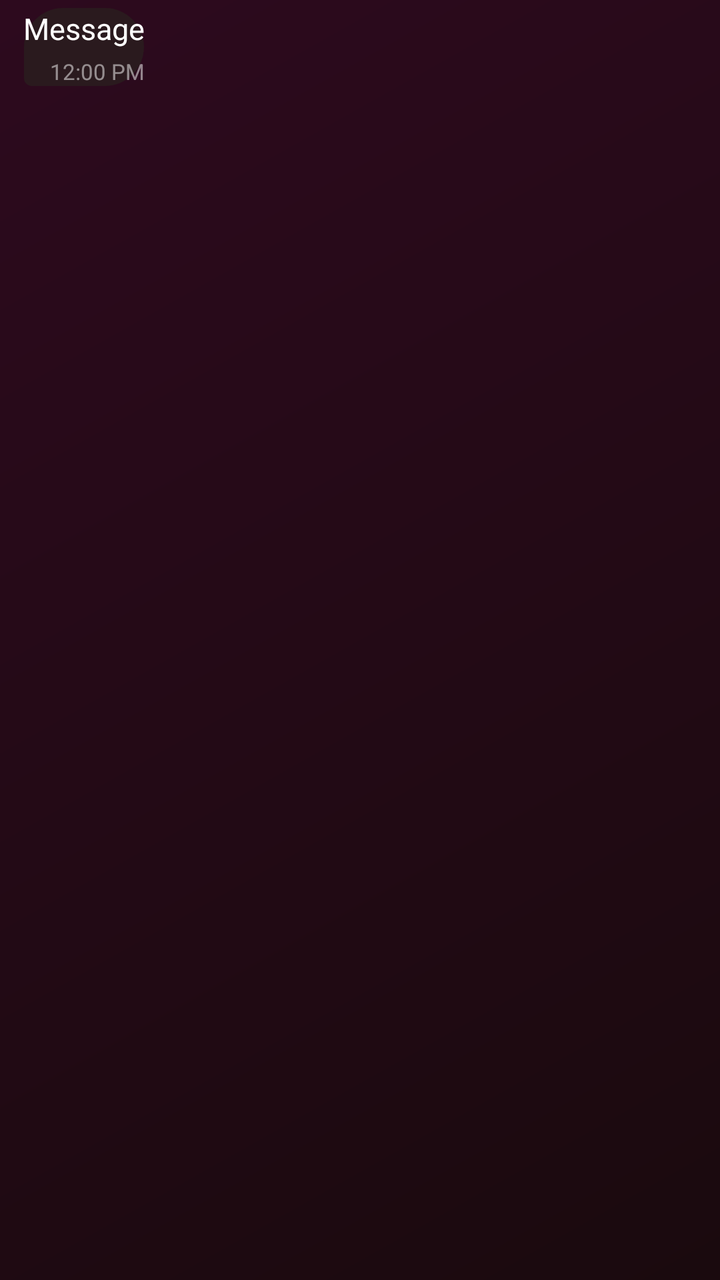
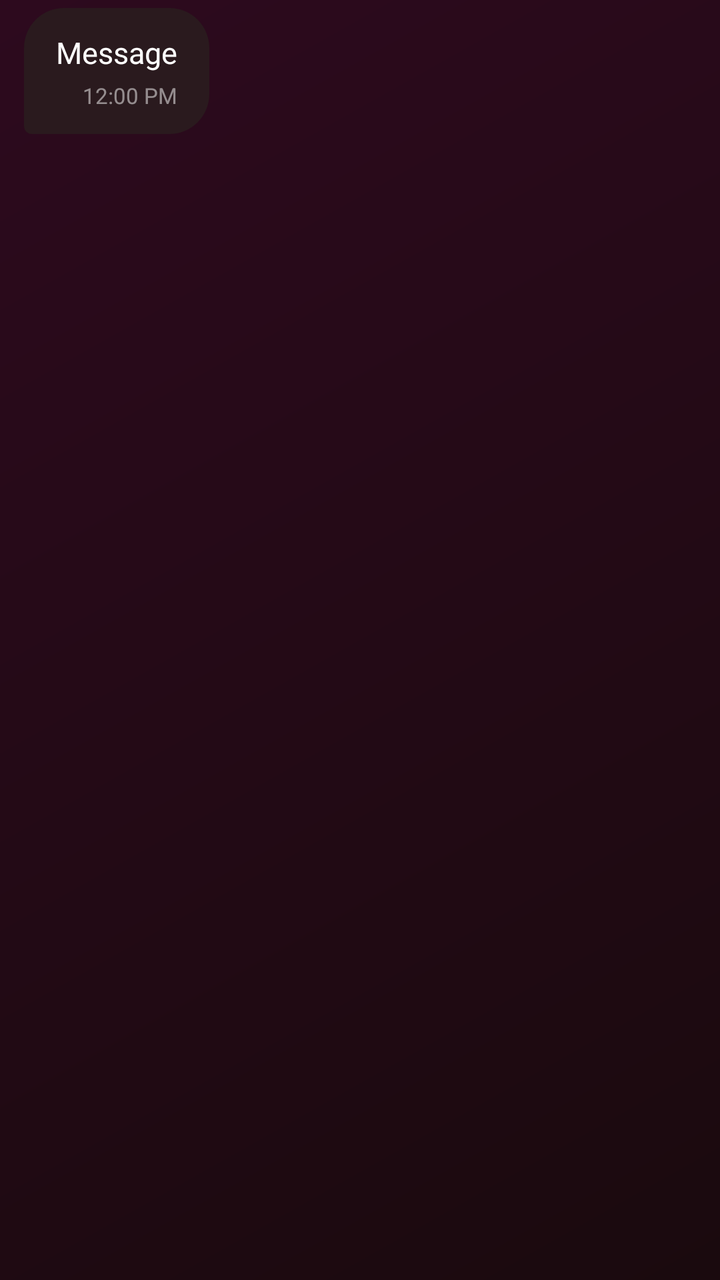

Before-and-after screenshots of an Android layout around one commit, followed by the original layout XML and the change that was made.
<!-- AndroidManifest.xml: application theme Theme.EBChat -->
<!-- res/layout/item_message_receiver.xml -->
<?xml version="1.0" encoding="utf-8"?>
<LinearLayout
    xmlns:android="http://schemas.android.com/apk/res/android"
    xmlns:app="http://schemas.android.com/apk/res-auto"
    android:layout_width="match_parent"
    android:layout_height="wrap_content"
    android:orientation="vertical"
    android:gravity="start"
    android:padding="4dp">

    
    <LinearLayout
        android:id="@+id/replyLayout"
        android:layout_width="wrap_content"
        android:layout_height="wrap_content"
        android:orientation="vertical"
        android:padding="8dp 12dp"
        android:background="@color/glass_dark"
        android:layout_marginStart="8dp"
        android:layout_marginBottom="4dp"
        android:visibility="gone">

        <TextView
            android:id="@+id/replyName"
            android:layout_width="wrap_content"
            android:layout_height="wrap_content"
            android:text="Name"
            android:textColor="@color/pink_primary"
            android:textSize="12sp"
            android:textStyle="bold" />

        <TextView
            android:id="@+id/replyText"
            android:layout_width="wrap_content"
            android:layout_height="wrap_content"
            android:text="Reply text"
            android:textColor="@color/text_secondary"
            android:textSize="12sp"
            android:maxLines="2"
            android:ellipsize="end" />
    </LinearLayout>

    
    <LinearLayout
        android:id="@+id/messageBubble"
        android:layout_width="wrap_content"
        android:layout_height="wrap_content"
        android:orientation="vertical"
        android:background="@drawable/bg_chat_receiver"
        android:padding="12dp 16dp"
        android:layout_marginStart="8dp"
        android:maxWidth="280dp">

        <TextView
            android:id="@+id/messageText"
            android:layout_width="wrap_content"
            android:layout_height="wrap_content"
            android:text="Message"
            android:textColor="@color/text_primary"
            android:textSize="15sp" />

        <TextView
            android:id="@+id/timeText"
            android:layout_width="wrap_content"
            android:layout_height="wrap_content"
            android:layout_gravity="end"
            android:layout_marginTop="4dp"
            android:text="12:00 PM"
            android:textColor="@color/text_hint"
            android:textSize="11sp" />
    </LinearLayout>

    
    <LinearLayout
        android:id="@+id/reactionsLayout"
        android:layout_width="wrap_content"
        android:layout_height="wrap_content"
        android:layout_marginStart="12dp"
        android:layout_marginTop="2dp"
        android:padding="2dp 8dp"
        android:background="@drawable/bg_typing_indicator"
        android:visibility="gone">

        <TextView
            android:id="@+id/reactionsText"
            android:layout_width="wrap_content"
            android:layout_height="wrap_content"
            android:text=""
            android:textSize="14sp" />
    </LinearLayout>

</LinearLayout>
<!-- resources referenced by this layout -->
<resources>
  <color name="glass_dark">#B3000000</color>
  <color name="pink_primary">#FF6B9D</color>
  <color name="text_hint">#80FFFFFF</color>
  <color name="text_primary">#FFFFFF</color>
  <color name="text_secondary">#B3FFFFFF</color>
  <!-- drawable bg_chat_receiver (drawable) -->
  <?xml version="1.0" encoding="utf-8"?>
  <shape xmlns:android="http://schemas.android.com/apk/res/android"
      android:shape="rectangle">
      <solid android:color="@color/bg_chat_receiver" />
      <corners
          android:topLeftRadius="20dp"
          android:topRightRadius="20dp"
          android:bottomRightRadius="20dp"
          android:bottomLeftRadius="4dp" />
  </shape>
  <!-- drawable bg_typing_indicator (drawable) -->
  <?xml version="1.0" encoding="utf-8"?>
  <shape xmlns:android="http://schemas.android.com/apk/res/android"
      android:shape="rectangle">
      <solid android:color="@color/bg_chat_receiver" />
      <corners android:radius="15dp" />
  </shape>
  <color name="bg_chat_receiver">#2A1A1E</color>
  <color name="pink_primary_dark">#E91E8C</color>
  <color name="pink_accent">#FF4081</color>
  <!-- drawable bg_gradient (drawable) -->
  <?xml version="1.0" encoding="utf-8"?>
  <shape xmlns:android="http://schemas.android.com/apk/res/android"
      android:shape="rectangle">
      <gradient
          android:startColor="@color/bg_gradient_start"
          android:endColor="@color/bg_gradient_end"
          android:angle="135"
          android:type="linear" />
  </shape>
  <style name="PinkButton" parent="Widget.Material3.Button">
          <item name="android:background">@drawable/bg_button_pink</item>
          <item name="android:textColor">@color/white</item>
          <item name="android:textStyle">bold</item>
          <item name="android:textSize">16sp</item>
          <item name="android:paddingTop">14dp</item>
          <item name="android:paddingBottom">14dp</item>
          <item name="cornerRadius">25dp</item>
          <item name="rippleColor">@color/pink_light</item>
      </style>
  <style name="GlassInput" parent="Widget.Material3.TextInputLayout.OutlinedBox">
          <item name="boxBackgroundColor">@color/bg_input</item>
          <item name="boxStrokeColor">@color/pink_primary</item>
          <item name="boxStrokeWidth">1dp</item>
          <item name="hintTextColor">@color/text_hint</item>
          <item name="android:textColorHint">@color/text_hint</item>
          <item name="endIconTint">@color/pink_primary</item>
          <item name="startIconTint">@color/pink_primary</item>
      </style>
  <color name="bg_gradient_start">#1A0A0E</color>
  <color name="bg_gradient_end">#2D0A1E</color>
  <!-- drawable bg_button_pink (drawable) -->
  <?xml version="1.0" encoding="utf-8"?>
  <ripple xmlns:android="http://schemas.android.com/apk/res/android"
      android:color="@color/pink_light">
      <item>
          <shape android:shape="rectangle">
              <gradient
                  android:startColor="@color/pink_primary"
                  android:endColor="@color/pink_primary_dark"
                  android:angle="45" />
              <corners android:radius="25dp" />
          </shape>
      </item>
  </ripple>
  <color name="white">#FFFFFFFF</color>
  <color name="pink_light">#FFB8D0</color>
  <color name="bg_input">#1AFFFFFF</color>
  <!-- unchanged entries left out for length: 1 -->
</resources>

<!-- the commit's change to res/layout/item_message_receiver.xml (unified diff, before → after) -->
@@ -14,7 +14,8 @@
         android:layout_width="wrap_content"
         android:layout_height="wrap_content"
         android:orientation="vertical"
-        android:padding="8dp 12dp"
+        android:paddingHorizontal="12dp"
+        android:paddingVertical="8dp"
         android:background="@color/glass_dark"
         android:layout_marginStart="8dp"
         android:layout_marginBottom="4dp"
@@ -47,7 +48,8 @@
         android:layout_height="wrap_content"
         android:orientation="vertical"
         android:background="@drawable/bg_chat_receiver"
-        android:padding="12dp 16dp"
+        android:paddingHorizontal="16dp"
+        android:paddingVertical="12dp"
         android:layout_marginStart="8dp"
         android:maxWidth="280dp">
 
@@ -77,7 +79,8 @@
         android:layout_height="wrap_content"
         android:layout_marginStart="12dp"
         android:layout_marginTop="2dp"
-        android:padding="2dp 8dp"
+        android:paddingHorizontal="8dp"
+        android:paddingVertical="2dp"
         android:background="@drawable/bg_typing_indicator"
         android:visibility="gone">
 
